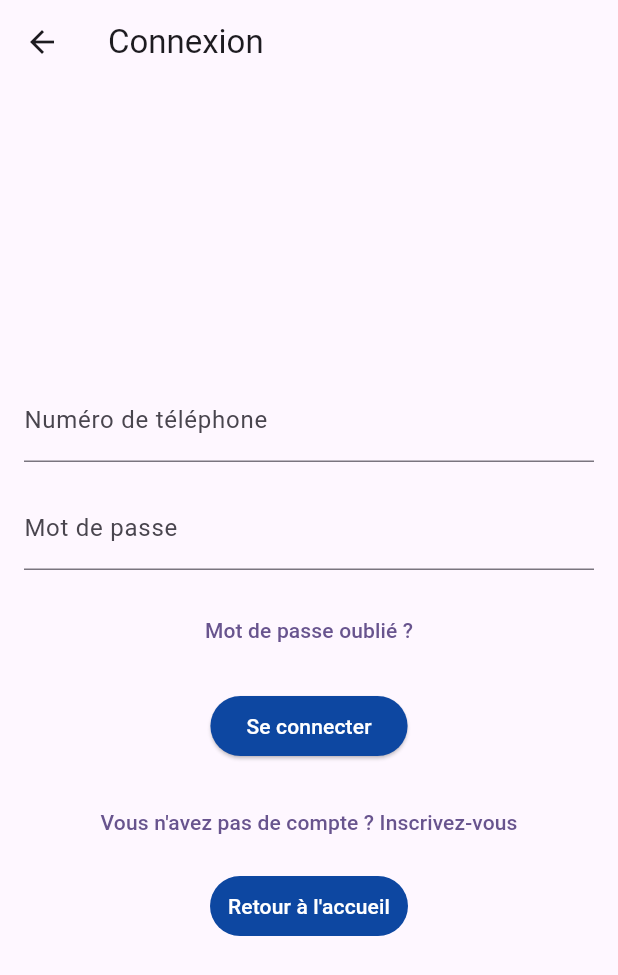
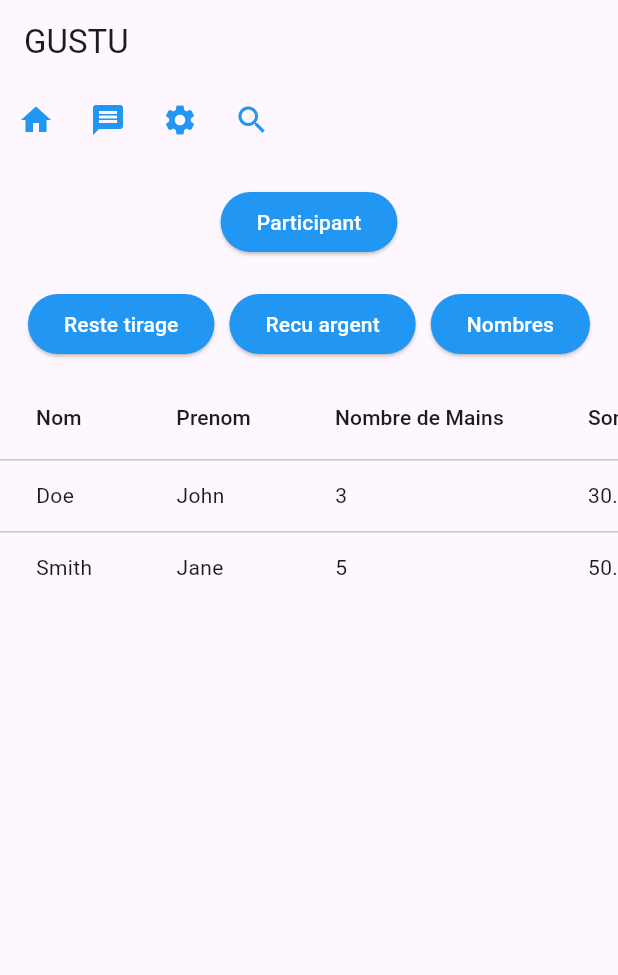
Before and after one commit to DEFARSci/Tontine-Front, a Flutter app: the LoginPage screen opened directly, after a tap on "Se connecter", on a phone screen of 412 x 824 dp. Shown: the top 975 px of the screen. Run offline on Flutter 3.47's test engine with Material 3 defaults, Android fonts, the light colour scheme and no system bars.

Commit message:
partie papsh

```diff
--- /dev/null
+++ b/lib/list_page.dart
@@ -0,0 +1,220 @@
+import 'package:flutter/material.dart';
+import 'rest_tirage.dart';
+
+
+
+
+
+
+class Participant {
+  final String nom;
+  final String prenom;
+  final int nombreDeMains;
+  final double sommeVersee;
+
+  Participant({
+    required this.nom,
+    required this.prenom,
+    required this.nombreDeMains,
+    required this.sommeVersee,
+  });
+}
+
+class ListPage extends StatelessWidget {
+   // ignore: use_key_in_widget_constructors, prefer_const_constructors_in_immutables
+   ListPage();
+
+  @override
+  Widget build(BuildContext context) {
+    return MaterialApp(
+       debugShowCheckedModeBanner: false, // C'est cette ligne qui désactive la bannière de débogage
+      title: 'Bienvenue chez Gustu',
+      home: MyHomePage(),
+    );
+  }
+}
+
+class MyHomePage extends StatelessWidget {
+  // ignore: use_key_in_widget_constructors
+  MyHomePage();
+
+  final List<Participant> participants = [
+    Participant(nom: 'Doe', prenom: 'John', nombreDeMains: 3, sommeVersee: 30.0),
+    Participant(nom: 'Smith', prenom: 'Jane', nombreDeMains: 5, sommeVersee: 50.0),
+    // Ajoutez d'autres participants selon vos besoins
+  ];
+
+  @override
+  Widget build(BuildContext context) {
+
+    return Scaffold(
+      appBar: AppBar(
+        // ignore: prefer_const_constructors
+        title: Text('GUSTU'),
+
+      ),
+      body: Column(
+        crossAxisAlignment: CrossAxisAlignment.center, // Ajustez cette ligne
+        children: [
+         // ...
+
+Row(
+  crossAxisAlignment: CrossAxisAlignment.start, // Alignez les icônes à gauche
+  children: [
+    IconButton(
+      // ignore: prefer_const_constructors
+      icon: Icon(Icons.home, color: Colors.blue),
+      onPressed: () {
+        // ignore: avoid_print
+        print('Home icon clicked');
+      },
+    ),
+    IconButton(
+      // ignore: prefer_const_constructors
+      icon: Icon(Icons.message, color: Colors.blue),
+      onPressed: () {
+        // ignore: avoid_print
+        print('Message icon clicked');
+      },
+    ),
+    IconButton(
+      // ignore: prefer_const_constructors
+      icon: Icon(Icons.settings, color: Colors.blue),
+      onPressed: () {
+        // ignore: avoid_print
+        print('Settings icon clicked');
+      },
+    ),
+    IconButton(
+      // ignore: prefer_const_constructors
+      icon: Icon(Icons.search, color: Colors.blue),
+      onPressed: () {
+        // ignore: avoid_print
+        print('Search icon clicked');
+      },
+    ),
+  ],
+),
+
+// ...
+          // ignore: prefer_const_constructors
+          SizedBox(height: 20),
+         Center(
+  child:ElevatedButton(
+  onPressed: () {
+    // ignore: avoid_print
+    print('Participant button clicked');
+  },
+  style: ElevatedButton.styleFrom(
+    // ignore: deprecated_member_use
+    primary: Colors.blue, // Spécifie la couleur de fond
+  ),
+  // ignore: prefer_const_constructors
+  child: Text(
+    'Participant',
+    // ignore: prefer_const_constructors
+    style: TextStyle(color: Colors.white), // Couleur du texte
+  ),
+),
+
+),
+
+          // ignore: prefer_const_constructors
+          SizedBox(height: 20),
+          Wrap(
+            spacing: 10.0,
+            children: [
+              // ...
+
+ElevatedButton(
+  onPressed: () {
+    // Utilisez MaterialPageRoute pour la navigation normale
+    Navigator.push(
+      context,
+      MaterialPageRoute(builder: (context) => ResteTirage()),
+    );
+  },
+  style: ElevatedButton.styleFrom(
+    primary: Colors.blue,
+  ),
+  child: Text(
+    'Reste tirage',
+    style: TextStyle(color: Colors.white),
+  ),
+),
+
+
+ElevatedButton(
+  onPressed: () {
+    // ignore: avoid_print
+    print('Recu argent button clicked');
+  },
+  style: ElevatedButton.styleFrom(
+    // ignore: deprecated_member_use
+    primary: Colors.blue,
+  ),
+  // ignore: prefer_const_constructors
+  child: Text(
+    'Recu argent',
+    // ignore: prefer_const_constructors
+    style: TextStyle(color: Colors.white),
+  ),
+),
+
+ElevatedButton(
+  onPressed: () {
+    // ignore: avoid_print
+    print('Nombres button clicked');
+  },
+  style: ElevatedButton.styleFrom(
+    // ignore: deprecated_member_use
+    primary: Colors.blue,
+  ),
+  // ignore: prefer_const_constructors
+  child: Text(
+    'Nombres',
+    // ignore: prefer_const_constructors
+    style: TextStyle(color: Colors.white),
+  ),
+),
+            ],
+          ),
+          // ignore: prefer_const_constructors
+          SizedBox(height: 10),
+          Expanded(
+            child: SingleChildScrollView(
+              scrollDirection: Axis.horizontal,
+              child: DataTable(
+                // ignore: prefer_const_literals_to_create_immutables
+                columns: [
+                  // ignore: prefer_const_constructors
+                  DataColumn(label: Text('Nom')),
+                  // ignore: prefer_const_constructors
+                  DataColumn(label: Text('Prenom')),
+                  // ignore: prefer_const_constructors
+                  DataColumn(label: Text('Nombre de Mains')),
+                  // ignore: prefer_const_constructors
+                  DataColumn(label: Text('Somme Versée')),
+                ],
+                rows: participants.map((participant) {
+                  return DataRow(
+                    cells: [
+                      DataCell(Text(participant.nom)),
+                      DataCell(Text(participant.prenom)),
+                      DataCell(Text(participant.nombreDeMains.toString())),
+                      DataCell(Text(participant.sommeVersee.toString())),
+                    ],
+                  );
+                }).toList(),
+              ),
+            ),
+          ),
+        ],
+      ),
+    );
+  }
+}
+
+// void main() {
+//   runApp( MyApp());
+// }
--- a/lib/login_page.dart
+++ b/lib/login_page.dart
@@ -1,5 +1,6 @@
 import 'package:flutter/material.dart';
 import 'registration_page.dart';
+import 'list_page.dart';
 
 void main() {
   runApp(MyApp());
@@ -58,8 +59,10 @@ class LoginPage extends StatelessWidget {
                 // Bouton de connexion
                 ElevatedButton(
                   onPressed: () {
-                    // Ajoutez ici le code de connexion
-                    print('Connecté');
+                     Navigator.push(
+                          context,
+                        MaterialPageRoute(builder: (context) => ListPage()),
+                     );
                   },
                   style: ElevatedButton.styleFrom(
                     primary: Colors.blue[900], // Couleur de fond du bouton
--- /dev/null
+++ b/lib/rest_tirage.dart
@@ -0,0 +1,143 @@
+import 'package:flutter/material.dart';
+
+class Participant {
+  final String nom;
+  final String prenom;
+  final int nombreDeMains;
+  final double sommeVersee;
+
+  Participant({
+    required this.nom,
+    required this.prenom,
+    required this.nombreDeMains,
+    required this.sommeVersee,
+  });
+}
+
+class ResteTirage extends StatelessWidget {
+  const ResteTirage({Key? key});
+
+  @override
+  Widget build(BuildContext context) {
+    // Exemple de données de participants
+    List<Participant> participants = [
+      Participant(nom: 'John', prenom: 'Doe', nombreDeMains: 2, sommeVersee: 100.0),
+      Participant(nom: 'Jane', prenom: 'Doe', nombreDeMains: 3, sommeVersee: 150.0),
+      // Ajoutez d'autres participants au besoin
+    ];
+
+    return Scaffold(
+      appBar: AppBar(
+        title: Text('Reste Tirage'),
+      ),
+      body: Column(
+        crossAxisAlignment: CrossAxisAlignment.center,
+        children: [
+          // ... Ajoutez d'autres widgets ici
+
+          Row(
+            crossAxisAlignment: CrossAxisAlignment.start,
+            children: [
+              IconButton(
+                icon: Icon(Icons.home, color: Colors.blue),
+                onPressed: () {
+                  print('Home icon clicked');
+                },
+              ),
+              IconButton(
+                icon: Icon(Icons.message, color: Colors.blue),
+                onPressed: () {
+                  print('Message icon clicked');
+                },
+              ),
+              IconButton(
+                icon: Icon(Icons.settings, color: Colors.blue),
+                onPressed: () {
+                  print('Settings icon clicked');
+                },
+              ),
+              IconButton(
+                icon: Icon(Icons.search, color: Colors.blue),
+                onPressed: () {
+                  print('Search icon clicked');
+                },
+              ),
+            ],
+          ),
+
+          SizedBox(height: 20),
+          Center(
+            child: ElevatedButton(
+              onPressed: () {
+                print('Reste tirage button clicked');
+              },
+              style: ElevatedButton.styleFrom(
+                primary: Colors.blue,
+              ),
+              child: Text(
+                'Reste tirage',
+                style: TextStyle(color: Colors.white),
+              ),
+            ),
+          ),
+
+          SizedBox(height: 20),
+          Wrap(
+            spacing: 10.0,
+            children: [
+              ElevatedButton(
+                onPressed: () {
+                  print('Recu argent button clicked');
+                },
+                style: ElevatedButton.styleFrom(
+                  primary: Colors.blue,
+                ),
+                child: Text(
+                  'Recu argent',
+                  style: TextStyle(color: Colors.white),
+                ),
+              ),
+              ElevatedButton(
+                onPressed: () {
+                  print('Nombres button clicked');
+                },
+                style: ElevatedButton.styleFrom(
+                  primary: Colors.blue,
+                ),
+                child: Text(
+                  'Nombres',
+                  style: TextStyle(color: Colors.white),
+                ),
+              ),
+            ],
+          ),
+
+          SizedBox(height: 10),
+          Expanded(
+            child: SingleChildScrollView(
+              scrollDirection: Axis.horizontal,
+              child: DataTable(
+                columns: [
+                  DataColumn(label: Text('Nom')),
+                  DataColumn(label: Text('Prenom')),
+                  DataColumn(label: Text('Nombre de Mains')),
+                  DataColumn(label: Text('Somme Versée')),
+                ],
+                rows: participants.map((participant) {
+                  return DataRow(
+                    cells: [
+                      DataCell(Text(participant.nom)),
+                      DataCell(Text(participant.prenom)),
+                      DataCell(Text(participant.nombreDeMains.toString())),
+                      DataCell(Text(participant.sommeVersee.toString())),
+                    ],
+                  );
+                }).toList(),
+              ),
+            ),
+          ),
+        ],
+      ),
+    );
+  }
+}
```
